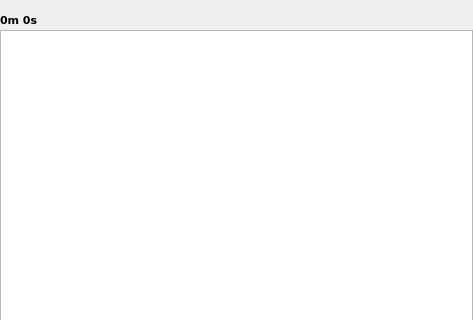
The window that branches/sayonara-885/src/GUI/playlist/GUI_Playlist.ui (shahid334/sayonara-player) describes before a commit, drawn with Qt 5; both pictures show x 0 to 473 and y 0 to 320 of the 473 by 514 pixel window.
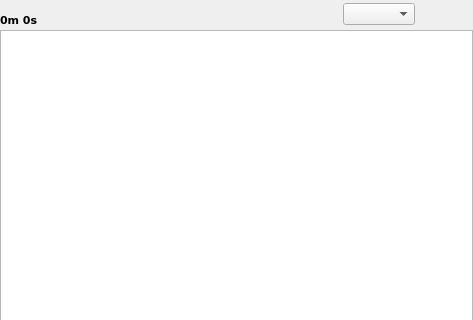
The same window after the commit. Icons and pictures are not drawn. Custom widgets are drawn as their Qt base class.

What changed in the file:
```diff
--- a/branches/sayonara-885/src/GUI/playlist/GUI_Playlist.ui
+++ b/branches/sayonara-885/src/GUI/playlist/GUI_Playlist.ui
@@ -526,40 +526,7 @@
       </widget>
      </item>
      <item>
-      <widget class="QLabel" name="lab_connection">
-       <property name="sizePolicy">
-        <sizepolicy hsizetype="Maximum" vsizetype="Preferred">
-         <horstretch>0</horstretch>
-         <verstretch>0</verstretch>
-        </sizepolicy>
-       </property>
-       <property name="minimumSize">
-        <size>
-         <width>0</width>
-         <height>25</height>
-        </size>
-       </property>
-       <property name="maximumSize">
-        <size>
-         <width>1000</width>
-         <height>16777215</height>
-        </size>
-       </property>
-       <property name="font">
-        <font>
-         <family>DejaVu Sans</family>
-         <pointsize>8</pointsize>
-         <weight>75</weight>
-         <bold>true</bold>
-        </font>
-       </property>
-       <property name="text">
-        <string/>
-       </property>
-       <property name="alignment">
-        <set>Qt::AlignBottom|Qt::AlignLeading|Qt::AlignLeft</set>
-       </property>
-      </widget>
+      <widget class="QComboBox" name="combo_connections"/>
      </item>
      <item>
       <widget class="QPushButton" name="btn_dismiss">
```
